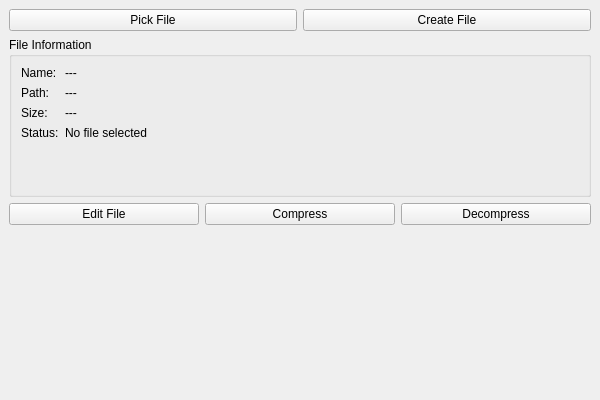
Before: the Qt Designer form mainwindow.ui in shahadat-sdt/FileCompressor, drawn with Qt 5.
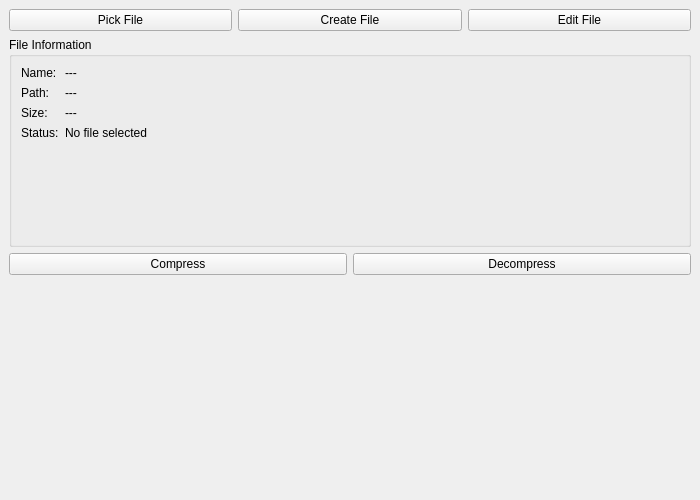
After: the same form once the commit is applied.

```diff
--- a/mainwindow.ui
+++ b/mainwindow.ui
@@ -6,8 +6,8 @@
    <rect>
     <x>0</x>
     <y>0</y>
-    <width>600</width>
-    <height>400</height>
+    <width>700</width>
+    <height>500</height>
    </rect>
   </property>
   <property name="windowTitle">
@@ -33,6 +33,13 @@
         </property>
        </widget>
       </item>
+      <item>
+       <widget class="QPushButton" name="editFileButton">
+        <property name="text">
+         <string>Edit File</string>
+        </property>
+       </widget>
+      </item>
      </layout>
     </item>
 
@@ -109,13 +116,6 @@
     <!-- Action buttons -->
     <item>
      <layout class="QHBoxLayout" name="actionButtonsLayout">
-      <item>
-       <widget class="QPushButton" name="editFileButton">
-        <property name="text">
-         <string>Edit File</string>
-        </property>
-       </widget>
-      </item>
       <item>
        <widget class="QPushButton" name="compressButton">
         <property name="text">
```
Left out of the diff: 12 changed lines with no effect on the pictures.
